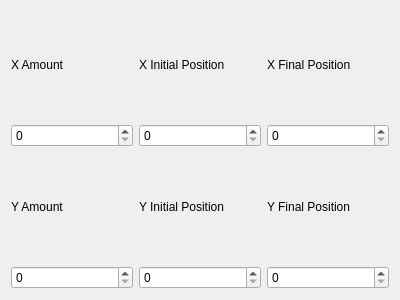
This is components/VirtualPlatina/point_select.ui in FranciscoGauna/SER as Qt 5 draws it before an edit. The edited form follows.
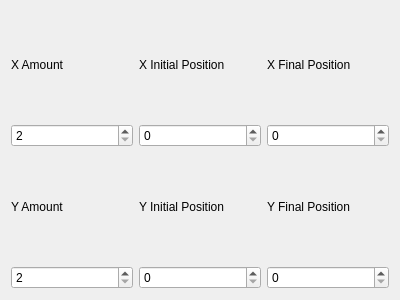
This is the edited form.

```diff
--- a/components/VirtualPlatina/point_select.ui
+++ b/components/VirtualPlatina/point_select.ui
@@ -25,7 +25,14 @@
     </widget>
    </item>
    <item row="1" column="0">
-    <widget class="QSpinBox" name="x_amount_spinbox"/>
+    <widget class="QSpinBox" name="x_amount_spinbox">
+     <property name="minimum">
+      <number>2</number>
+     </property>
+     <property name="maximum">
+      <number>10000</number>
+     </property>
+    </widget>
    </item>
    <item row="0" column="1">
     <widget class="QLabel" name="x_init_label">
@@ -45,7 +52,14 @@
     </widget>
    </item>
    <item row="3" column="0">
-    <widget class="QSpinBox" name="y_amount_spinbox"/>
+    <widget class="QSpinBox" name="y_amount_spinbox">
+     <property name="minimum">
+      <number>2</number>
+     </property>
+     <property name="maximum">
+      <number>10000</number>
+     </property>
+    </widget>
    </item>
    <item row="0" column="2">
     <widget class="QLabel" name="x_final_label">
```
Left out of the diff: 8 changed lines with no effect on the pictures.
